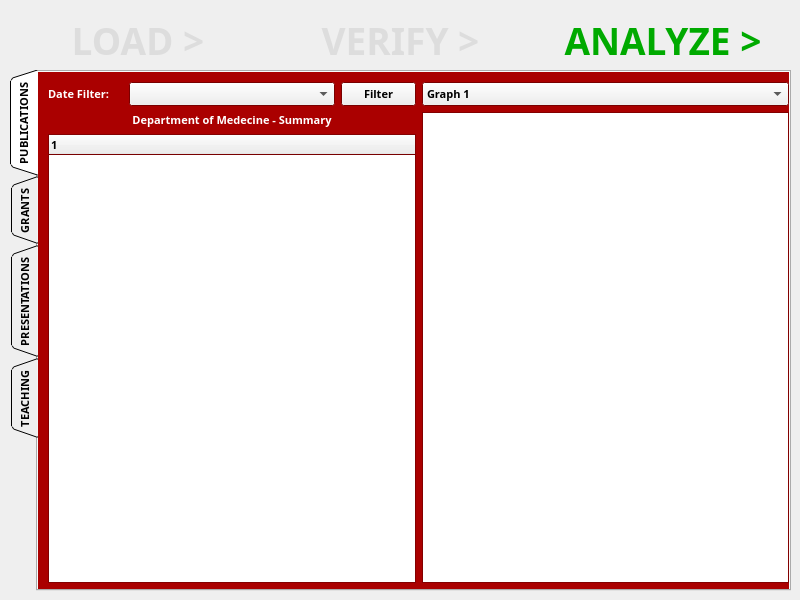
First picture: the form in Project Code/AppleProject/analyze_csv.ui, repository JRWu/DataAggregation, before the edit.
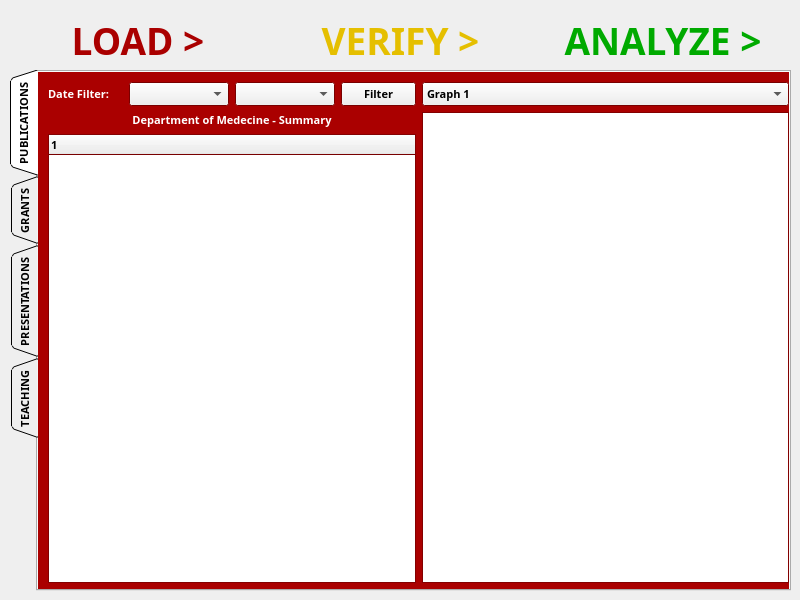
Second picture: the form after the edit.

Diff of the .ui file:
```diff
--- a/Project Code/AppleProject/analyze_csv.ui
+++ b/Project Code/AppleProject/analyze_csv.ui
@@ -44,9 +44,9 @@
           <colorrole role="ButtonText">
            <brush brushstyle="SolidPattern">
             <color alpha="255">
-             <red>221</red>
-             <green>221</green>
-             <blue>221</blue>
+             <red>170</red>
+             <green>0</green>
+             <blue>0</blue>
             </color>
            </brush>
           </colorrole>
@@ -55,9 +55,9 @@
           <colorrole role="ButtonText">
            <brush brushstyle="SolidPattern">
             <color alpha="255">
-             <red>221</red>
-             <green>221</green>
-             <blue>221</blue>
+             <red>170</red>
+             <green>0</green>
+             <blue>0</blue>
             </color>
            </brush>
           </colorrole>
@@ -99,9 +99,9 @@
           <colorrole role="ButtonText">
            <brush brushstyle="SolidPattern">
             <color alpha="255">
-             <red>221</red>
-             <green>221</green>
-             <blue>221</blue>
+             <red>229</red>
+             <green>191</green>
+             <blue>0</blue>
             </color>
            </brush>
           </colorrole>
@@ -110,9 +110,9 @@
           <colorrole role="ButtonText">
            <brush brushstyle="SolidPattern">
             <color alpha="255">
-             <red>221</red>
-             <green>221</green>
-             <blue>221</blue>
+             <red>229</red>
+             <green>191</green>
+             <blue>0</blue>
             </color>
            </brush>
           </colorrole>
@@ -374,10 +374,13 @@
             </widget>
            </item>
            <item>
-            <widget class="QComboBox" name="date_filter_combo">
+            <widget class="QComboBox" name="start_date1"/>
+           </item>
+           <item>
+            <widget class="QComboBox" name="end_date1">
              <property name="minimumSize">
               <size>
-               <width>100</width>
+               <width>0</width>
                <height>0</height>
               </size>
              </property>
```
